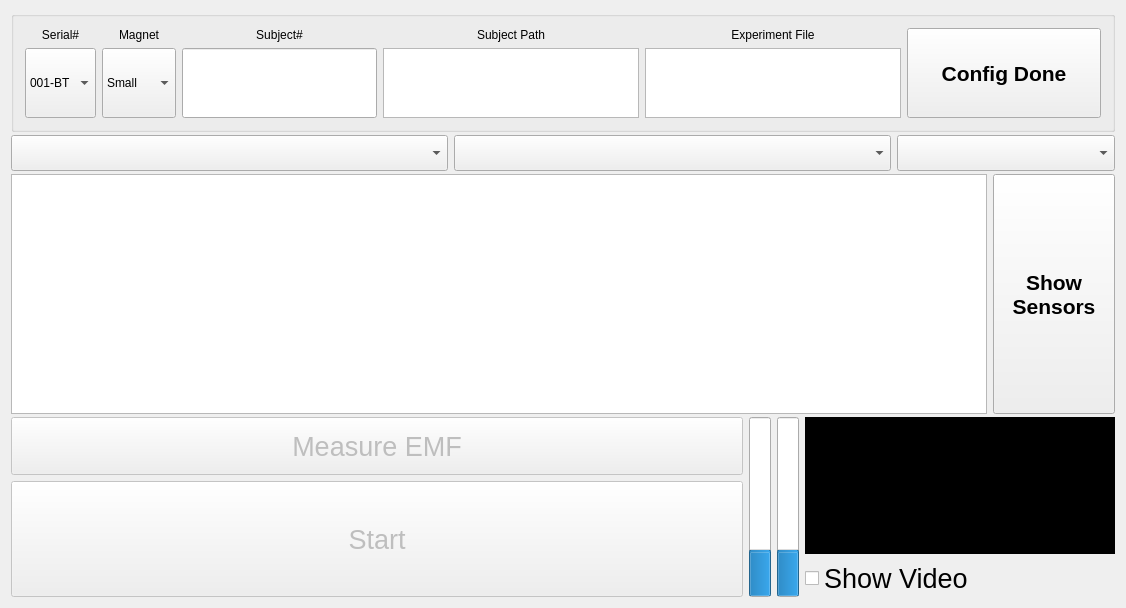
Old version of the form tts_gui_experiment/TTS_GUI.ui in the repository Sebnor-Doc/Collect_Data.
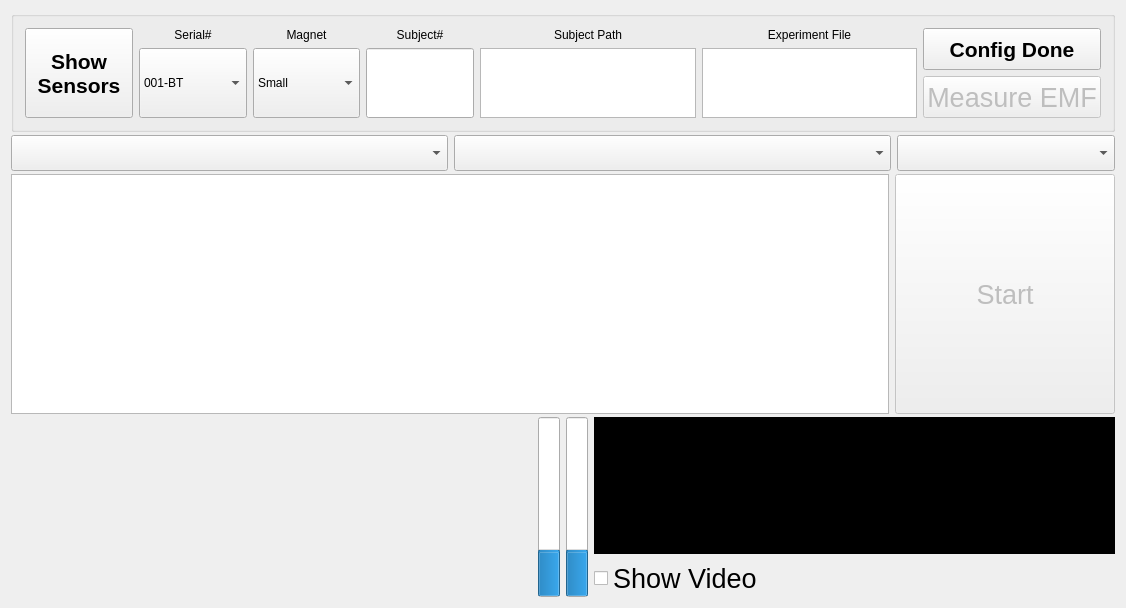
New version of the form. Custom widgets are drawn as their Qt base class.

Commit message: Adding Tongue plotting feature

```diff
--- a/tts_gui_experiment/TTS_GUI.ui
+++ b/tts_gui_experiment/TTS_GUI.ui
@@ -29,7 +29,38 @@
       <property name="alignment">
        <set>Qt::AlignCenter</set>
       </property>
-      <layout class="QHBoxLayout" name="horizontalLayout">
+      <layout class="QHBoxLayout" name="horizontalLayout" stretch="1,1,1,1,2,2,1">
+       <item>
+        <widget class="QPushButton" name="showMagButton">
+         <property name="sizePolicy">
+          <sizepolicy hsizetype="Minimum" vsizetype="Expanding">
+           <horstretch>0</horstretch>
+           <verstretch>0</verstretch>
+          </sizepolicy>
+         </property>
+         <property name="font">
+          <font>
+           <pointsize>16</pointsize>
+           <weight>75</weight>
+           <bold>true</bold>
+           <underline>false</underline>
+          </font>
+         </property>
+         <property name="text">
+          <string>Show
+Sensors</string>
+         </property>
+         <property name="iconSize">
+          <size>
+           <width>16</width>
+           <height>16</height>
+          </size>
+         </property>
+         <property name="checkable">
+          <bool>true</bool>
+         </property>
+        </widget>
+       </item>
        <item>
         <layout class="QVBoxLayout" name="serialNumLayout" stretch="1,5">
          <item>
@@ -216,6 +247,8 @@
         </layout>
        </item>
        <item>
+        <layout class="QVBoxLayout" name="configButtonsLayout">
+         <item>
         <widget class="QPushButton" name="configButton">
          <property name="sizePolicy">
           <sizepolicy hsizetype="Expanding" vsizetype="Expanding">
@@ -235,6 +268,32 @@
          </property>
         </widget>
        </item>
+         <item>
+          <widget class="QPushButton" name="measureEMFButton">
+           <property name="enabled">
+            <bool>false</bool>
+           </property>
+           <property name="sizePolicy">
+            <sizepolicy hsizetype="Minimum" vsizetype="Expanding">
+             <horstretch>0</horstretch>
+             <verstretch>0</verstretch>
+            </sizepolicy>
+           </property>
+           <property name="font">
+            <font>
+             <pointsize>20</pointsize>
+            </font>
+           </property>
+           <property name="text">
+            <string>Measure EMF</string>
+           </property>
+           <property name="shortcut">
+            <string>Return</string>
+           </property>
+          </widget>
+         </item>
+        </layout>
+       </item>
       </layout>
      </widget>
     </item>
@@ -276,7 +335,7 @@
      </layout>
     </item>
     <item>
-     <layout class="QHBoxLayout" name="utteranceLay" stretch="8,1">
+     <layout class="QHBoxLayout" name="utteranceLay" stretch="4,1">
       <property name="spacing">
        <number>6</number>
       </property>
@@ -292,67 +351,6 @@
        </widget>
       </item>
       <item>
-       <widget class="QPushButton" name="showMagButton">
-        <property name="sizePolicy">
-         <sizepolicy hsizetype="Minimum" vsizetype="Expanding">
-          <horstretch>0</horstretch>
-          <verstretch>0</verstretch>
-         </sizepolicy>
-        </property>
-        <property name="font">
-         <font>
-          <pointsize>16</pointsize>
-          <weight>75</weight>
-          <bold>true</bold>
-          <underline>false</underline>
-         </font>
-        </property>
-        <property name="text">
-         <string>Show
-Sensors</string>
-        </property>
-        <property name="iconSize">
-         <size>
-          <width>16</width>
-          <height>16</height>
-         </size>
-        </property>
-        <property name="checkable">
-         <bool>true</bool>
-        </property>
-       </widget>
-      </item>
-     </layout>
-    </item>
-    <item>
-     <layout class="QHBoxLayout" name="playButtonLay" stretch="2,1">
-      <item>
-       <layout class="QVBoxLayout" name="buttonLay" stretch="1,2">
-        <item>
-         <widget class="QPushButton" name="measureEMFButton">
-          <property name="enabled">
-           <bool>false</bool>
-          </property>
-          <property name="sizePolicy">
-           <sizepolicy hsizetype="Minimum" vsizetype="Expanding">
-            <horstretch>0</horstretch>
-            <verstretch>0</verstretch>
-           </sizepolicy>
-          </property>
-          <property name="font">
-           <font>
-            <pointsize>20</pointsize>
-           </font>
-          </property>
-          <property name="text">
-           <string>Measure EMF</string>
-          </property>
-          <property name="shortcut">
-           <string>Return</string>
-          </property>
-         </widget>
-        </item>
-        <item>
          <widget class="QPushButton" name="startStopTrialButton">
           <property name="enabled">
            <bool>false</bool>
@@ -382,7 +380,12 @@
        </layout>
       </item>
       <item>
+     <layout class="QHBoxLayout" name="playButtonLay" stretch="1">
+      <item>
        <layout class="QHBoxLayout" name="biofeedbackLay">
+        <item>
+         <widget class="QCustomPlot" name="tongueTrajPlot" native="true"/>
+        </item>
         <item>
          <widget class="QProgressBar" name="leftVolumeBar">
           <property name="value">
@@ -452,6 +455,14 @@
   </widget>
  </widget>
  <layoutdefault spacing="6" margin="11"/>
+ <customwidgets>
+  <customwidget>
+   <class>QCustomPlot</class>
+   <extends>QWidget</extends>
+   <header>qcustomplot.h</header>
+   <container>1</container>
+  </customwidget>
+ </customwidgets>
  <resources/>
  <connections/>
 </ui>
```
Lines whose indentation alone changed are shown as unchanged. The commit also changes 2 other files.
